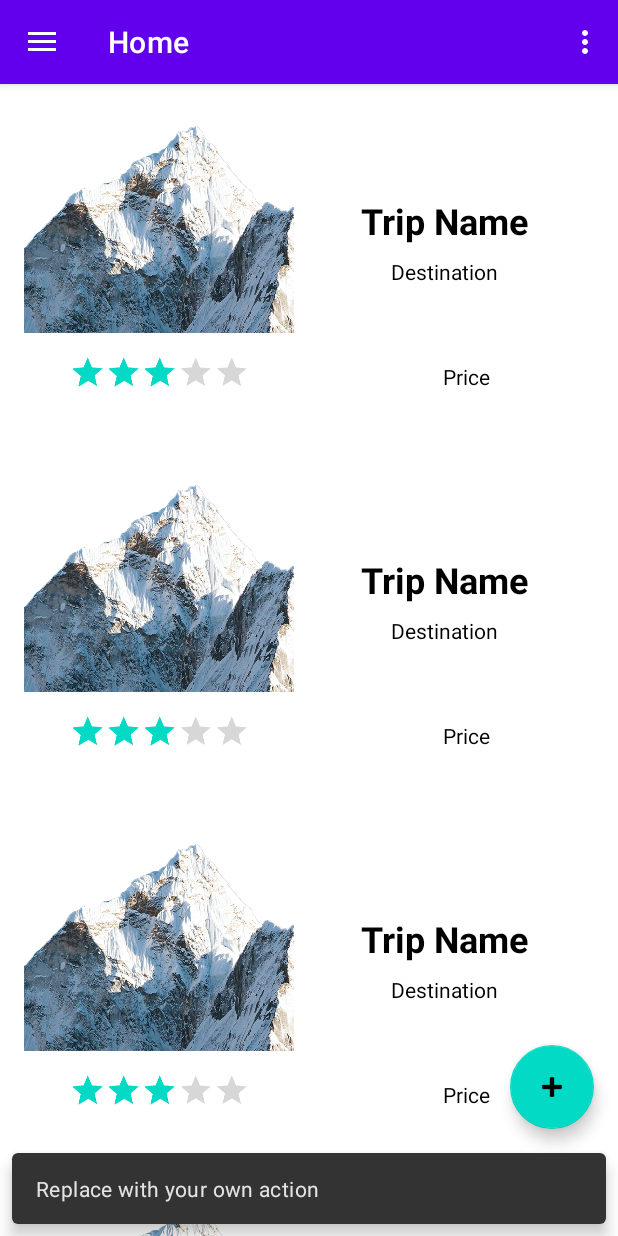
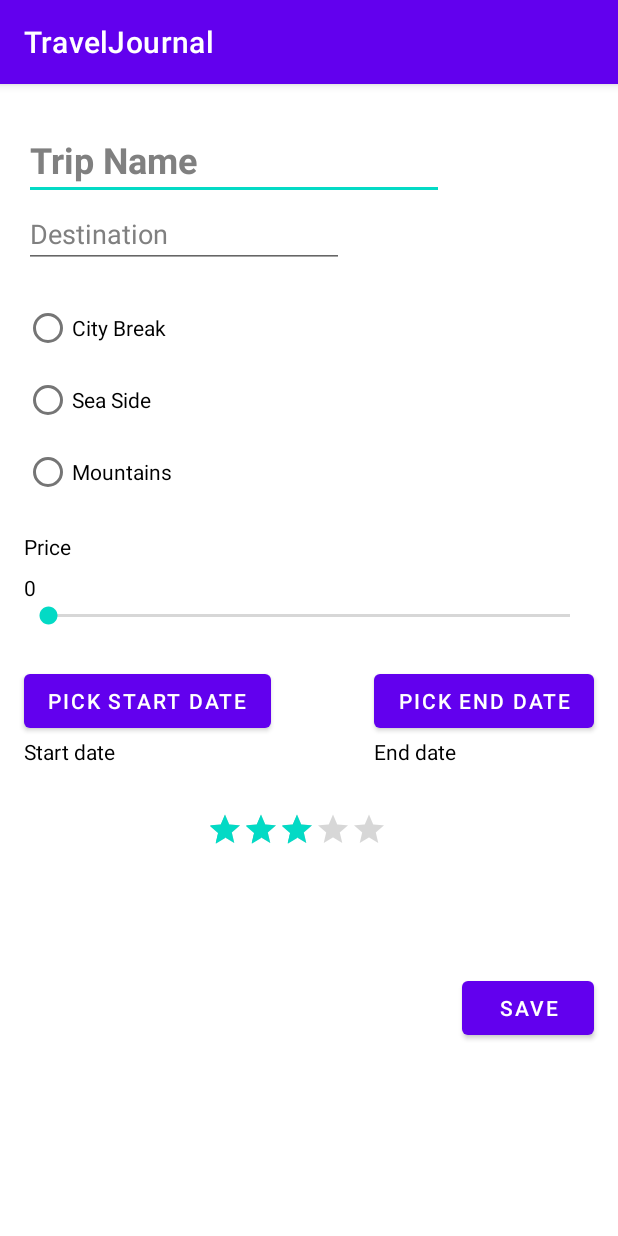
Before and after one commit to carmina-c/TravelJournal, an Android app: the screen it shows after launch (MainActivity before the commit, AddTripActivity after it), after a tap on an icon or button, on a phone screen of 412 x 824 dp. Run offline under Robolectric (Android 15) with nearby library versions, the light colour scheme and no system bars; our stand-ins replace navigation-ui.

Commit message:
layout for AddTripActivity

```diff
--- a/app/src/main/AndroidManifest.xml
+++ b/app/src/main/AndroidManifest.xml
@@ -9,6 +9,7 @@
         android:roundIcon="@mipmap/ic_launcher_round"
         android:supportsRtl="true"
         android:theme="@style/Theme.TravelJournal">
+        <activity android:name=".AddTripActivity"></activity>
         <activity
             android:name=".MainActivity"
             android:label="@string/app_name"
--- /dev/null
+++ b/app/src/main/java/com/example/traveljournal/AddTripActivity.java
@@ -0,0 +1,86 @@
+package com.example.traveljournal;
+
+import android.app.DatePickerDialog;
+import android.os.Bundle;
+import android.view.View;
+import android.widget.DatePicker;
+import android.widget.SeekBar;
+import android.widget.SeekBar.OnSeekBarChangeListener;
+import android.widget.TextView;
+
+import androidx.appcompat.app.AppCompatActivity;
+
+import java.util.Calendar;
+
+public class AddTripActivity extends AppCompatActivity {
+
+    int yearStart, yearEnd, monthStart, monthEnd, dayStart, dayEnd;
+    TextView textViewDateStart, textViewDateEnd, textViewPriceValue;
+    SeekBar seekBar;
+
+    @Override
+    protected void onCreate(Bundle savedInstanceState) {
+        super.onCreate(savedInstanceState);
+        setContentView(R.layout.activity_add_trip);
+
+        seekBar = (SeekBar) findViewById(R.id.seekBarPrice);
+        textViewPriceValue = findViewById(R.id.textViewPriceValue);
+        seekBar.setOnSeekBarChangeListener(new SeekBar.OnSeekBarChangeListener() {
+            @Override
+            public void onProgressChanged(SeekBar seekBar, int progress, boolean fromUser) {
+                textViewPriceValue.setText(progress + "/" + seekBar.getMax());
+            }
+            @Override
+            public void onStartTrackingTouch(SeekBar seekBar) {
+                //write custom code to on start progress
+            }
+            @Override
+            public void onStopTrackingTouch(SeekBar seekBar) {
+            }
+        });
+    }
+
+    public void openDatePickerStartDate(View view) {
+        final Calendar c = Calendar.getInstance();
+        yearStart = c.get(Calendar.YEAR);
+        monthStart = c.get(Calendar.MONTH);
+        dayStart = c.get(Calendar.DAY_OF_MONTH);
+        textViewDateStart = findViewById(R.id.textViewDateStart);
+
+        DatePickerDialog datePickerDialog = new DatePickerDialog(this,
+                new DatePickerDialog.OnDateSetListener() {
+
+                    @Override
+                    public void onDateSet(DatePicker view, int year,
+                                          int monthOfYear, int dayOfMonth) {
+
+                        textViewDateStart.setText(dayOfMonth + "-" + (monthOfYear + 1) + "-" + year);
+
+                    }
+                }, yearStart, monthStart, dayStart);
+        datePickerDialog.show();
+    }
+
+    public void openDatePickerEndDate(View view) {
+        final Calendar c = Calendar.getInstance();
+        yearEnd = c.get(Calendar.YEAR);
+        monthEnd = c.get(Calendar.MONTH);
+        dayEnd = c.get(Calendar.DAY_OF_MONTH);
+        textViewDateEnd = findViewById(R.id.textViewDateEnd);
+
+        DatePickerDialog datePickerDialog = new DatePickerDialog(this,
+                new DatePickerDialog.OnDateSetListener() {
+
+                    @Override
+                    public void onDateSet(DatePicker view, int year,
+                                          int monthOfYear, int dayOfMonth) {
+
+                        textViewDateEnd.setText(dayOfMonth + "-" + (monthOfYear + 1) + "-" + year);
+
+                    }
+                }, yearEnd, monthEnd, dayEnd);
+        datePickerDialog.show();
+    }
+
+
+}
--- a/app/src/main/java/com/example/traveljournal/MainActivity.java
+++ b/app/src/main/java/com/example/traveljournal/MainActivity.java
@@ -1,5 +1,6 @@
 package com.example.traveljournal;
 
+import android.content.Intent;
 import android.os.Bundle;
 import android.view.Menu;
 import android.view.View;
@@ -36,6 +37,8 @@ public class MainActivity extends AppCompatActivity {
             public void onClick(View view) {
                 Snackbar.make(view, "Replace with your own action", Snackbar.LENGTH_LONG)
                         .setAction("Action", null).show();
+                Intent activity = new Intent(MainActivity.this, AddTripActivity.class);
+                startActivity(activity);
             }
         });
 
@@ -46,64 +49,13 @@ public class MainActivity extends AppCompatActivity {
                 .setDrawerLayout(drawer)
                 .build();
 
-        //setupDrawerContent(navigationView);
-
         NavController navController = Navigation.findNavController(this, R.id.nav_host_fragment);
         NavigationUI.setupActionBarWithNavController(this, navController, mAppBarConfiguration);
         NavigationUI.setupWithNavController(navigationView, navController);
     }
 
-    /*private void setupDrawerContent(NavigationView navigationView) {
-        navigationView.setNavigationItemSelectedListener(
-                new NavigationView.OnNavigationItemSelectedListener() {
-                    @Override
-                    public boolean onNavigationItemSelected(MenuItem menuItem) {
-                        selectDrawerItem(menuItem);
-                        return true;
-                    }
-                });
-    }*/
-
-    /*private void selectDrawerItem(MenuItem menuItem) {
-        // Create a new fragment and specify the fragment to show based on nav item clicked
-        Fragment fragment = null;
-        Class fragmentClass;
-        switch(menuItem.getItemId()) {
-            case R.id.nav_home:
-                fragmentClass = HomeFragment.class;
-                break;
-            case R.id.nav_aboutus:
-                fragmentClass = AboutUsFragment.class;
-                break;
-            case R.id.nav_contact:
-                fragmentClass = ContactFragment.class;
-                break;
-            case R.id.nav_share:
-                fragmentClass = ShareFragment.class;
-                break;
-            default:
-                fragmentClass = HomeFragment.class;
-        }
-
-        try {
-            fragment = (Fragment) fragmentClass.newInstance();
-        } catch (Exception e) {
-            e.printStackTrace();
-        }
-
-        // Insert the fragment by replacing any existing fragment
-        FragmentManager fragmentManager = getSupportFragmentManager();
-        fragmentManager.beginTransaction().replace(R.id.frameLayoutContent, fragment).commit();
-
-        menuItem.setChecked(true);
-        setTitle(menuItem.getTitle());
-        drawer.closeDrawers();
-    }*/
-
-
     @Override
     public boolean onCreateOptionsMenu(Menu menu) {
-        // Inflate the menu; this adds items to the action bar if it is present.
         getMenuInflater().inflate(R.menu.main, menu);
         return true;
     }
@@ -114,16 +66,4 @@ public class MainActivity extends AppCompatActivity {
         return NavigationUI.navigateUp(navController, mAppBarConfiguration)
                 || super.onSupportNavigateUp();
     }
-
-    /*@Override
-    public boolean onOptionsItemSelected(@NonNull MenuItem item) {
-        switch (item.getItemId()) {
-            case android.R.id.home:
-                drawer.openDrawer(GravityCompat.START);
-                return true;
-        }
-        return super.onOptionsItemSelected(item);
-    }*/
-
-
 }
--- a/app/src/main/java/com/example/traveljournal/ui/home/HomeFragment.java
+++ b/app/src/main/java/com/example/traveljournal/ui/home/HomeFragment.java
@@ -41,7 +41,7 @@ public class HomeFragment extends Fragment {
     private void inbox() {
         trips = new ArrayList<>();
         Trip trip = null;
-        for (int i = 0; i < 25; i++) {
+        for (int i = 0; i < 10; i++) {
             trip = new Trip(0, "Trip Name", "Destination", "Price", null);
             trips.add(trip);
         }
--- /dev/null
+++ b/app/src/main/res/layout/activity_add_trip.xml
@@ -0,0 +1,176 @@
+<?xml version="1.0" encoding="utf-8"?>
+<ScrollView xmlns:android="http://schemas.android.com/apk/res/android"
+    xmlns:app="http://schemas.android.com/apk/res-auto"
+    xmlns:tools="http://schemas.android.com/tools"
+    android:layout_width="match_parent"
+    android:layout_height="match_parent"
+    android:background="@color/white"
+    tools:context=".AddTripActivity">
+
+    <androidx.constraintlayout.widget.ConstraintLayout
+        android:layout_width="match_parent"
+        android:layout_height="wrap_content"
+        android:paddingBottom="@dimen/medium_margin">
+
+        <Button
+            android:id="@+id/datePickerStartDate"
+            android:layout_width="wrap_content"
+            android:layout_height="wrap_content"
+            android:layout_marginStart="@dimen/small_margin"
+            android:layout_marginTop="@dimen/medium_margin"
+            android:onClick="openDatePickerStartDate"
+            android:text="@string/pick_start_date"
+            app:layout_constraintStart_toStartOf="parent"
+            app:layout_constraintTop_toBottomOf="@+id/seekBarPrice" />
+
+        <Button
+            android:id="@+id/datePickerEndDate"
+            android:layout_width="wrap_content"
+            android:layout_height="wrap_content"
+            android:layout_marginTop="@dimen/medium_margin"
+            android:layout_marginEnd="@dimen/small_margin"
+            android:onClick="openDatePickerEndDate"
+            android:text="@string/pick_end_date"
+            app:layout_constraintEnd_toEndOf="parent"
+            app:layout_constraintTop_toBottomOf="@+id/seekBarPrice" />
+
+        <Button
+            android:id="@+id/buttonSave"
+            android:layout_width="wrap_content"
+            android:layout_height="wrap_content"
+            android:layout_marginTop="@dimen/big_margin"
+            android:layout_marginEnd="@dimen/small_margin"
+            android:text="@string/save"
+            app:layout_constraintEnd_toEndOf="parent"
+            app:layout_constraintTop_toBottomOf="@+id/ratingBar" />
+
+        <EditText
+            android:id="@+id/editTextDestination"
+            android:layout_width="wrap_content"
+            android:layout_height="wrap_content"
+            android:layout_marginStart="@dimen/small_margin"
+            android:ems="10"
+            android:hint="@string/destination"
+            android:inputType="textPersonName"
+            android:textColor="@color/black"
+            android:textColorHint="@color/grey"
+            app:layout_constraintStart_toStartOf="parent"
+            app:layout_constraintTop_toBottomOf="@+id/editTextTripName" />
+
+        <EditText
+            android:id="@+id/editTextTripName"
+            android:layout_width="wrap_content"
+            android:layout_height="wrap_content"
+            android:layout_marginStart="@dimen/small_margin"
+            android:layout_marginTop="@dimen/medium_margin"
+            android:ems="10"
+            android:hint="@string/trip_name"
+            android:inputType="textPersonName"
+            android:textColor="@color/black"
+            android:textColorHint="@color/grey"
+            android:textSize="@dimen/title_font"
+            android:textStyle="bold"
+            app:layout_constraintStart_toStartOf="parent"
+            app:layout_constraintTop_toTopOf="parent" />
+
+        <RadioGroup
+            android:id="@+id/radioGroup"
+            android:layout_width="wrap_content"
+            android:layout_height="wrap_content"
+            android:layout_marginStart="@dimen/small_margin"
+            android:layout_marginTop="@dimen/small_margin"
+            app:layout_constraintStart_toStartOf="parent"
+            app:layout_constraintTop_toBottomOf="@+id/editTextDestination">
+
+            <RadioButton
+                android:id="@+id/radioButtonCityBreak"
+                android:layout_width="match_parent"
+                android:layout_height="wrap_content"
+                android:text="@string/city_break"
+                android:textColor="@color/black" />
+
+            <RadioButton
+                android:id="@+id/radioButtonSeaSide"
+                android:layout_width="match_parent"
+                android:layout_height="wrap_content"
+                android:text="@string/sea_side"
+                android:textColor="@color/black" />
+
+            <RadioButton
+                android:id="@+id/radioButtonMountains"
+                android:layout_width="match_parent"
+                android:layout_height="wrap_content"
+                android:text="@string/mountains"
+                android:textColor="@color/black" />
+        </RadioGroup>
+
+        <RatingBar
+            android:id="@+id/ratingBar"
+            android:layout_width="wrap_content"
+            android:layout_height="wrap_content"
+            android:layout_marginTop="@dimen/small_margin"
+            android:layout_marginEnd="@dimen/small_margin"
+            android:numStars="5"
+            android:rating="3"
+            android:scaleX="0.5"
+            android:scaleY="0.5"
+            app:layout_constraintEnd_toEndOf="parent"
+            app:layout_constraintStart_toStartOf="parent"
+            app:layout_constraintTop_toBottomOf="@+id/textViewDateStart" />
+
+        <SeekBar
+            android:id="@+id/seekBarPrice"
+            android:layout_width="0dp"
+            android:layout_height="wrap_content"
+            android:layout_marginStart="@dimen/small_margin"
+            android:indeterminate="false"
+            android:max="10000"
+            android:visibility="visible"
+            app:layout_constraintEnd_toEndOf="@+id/datePickerEndDate"
+            app:layout_constraintStart_toStartOf="parent"
+            app:layout_constraintTop_toBottomOf="@+id/textViewPriceValue" />
+
+        <TextView
+            android:id="@+id/textViewDateStart"
+            android:layout_width="wrap_content"
+            android:layout_height="wrap_content"
+            android:layout_marginStart="@dimen/small_margin"
+            android:text="@string/start_date"
+            android:textColor="@color/black"
+            app:layout_constraintStart_toStartOf="parent"
+            app:layout_constraintTop_toBottomOf="@+id/datePickerStartDate" />
+
+        <TextView
+            android:id="@+id/textViewDateEnd"
+            android:layout_width="wrap_content"
+            android:layout_height="wrap_content"
+            android:text="@string/end_date"
+            android:textColor="@color/black"
+            app:layout_constraintStart_toStartOf="@+id/datePickerEndDate"
+            app:layout_constraintTop_toBottomOf="@+id/datePickerEndDate" />
+
+        <TextView
+            android:id="@+id/textViewSliderPrice"
+            android:layout_width="wrap_content"
+            android:layout_height="wrap_content"
+            android:layout_marginStart="16dp"
+            android:layout_marginTop="16dp"
+            android:text="@string/price"
+            android:textColor="@color/black"
+            app:layout_constraintStart_toStartOf="parent"
+            app:layout_constraintTop_toBottomOf="@+id/radioGroup" />
+
+        <TextView
+            android:id="@+id/textViewPriceValue"
+            android:layout_width="wrap_content"
+            android:layout_height="wrap_content"
+            android:layout_marginStart="@dimen/small_margin"
+            android:layout_marginTop="@dimen/extra_small_margin"
+            android:text="@string/_0"
+            android:textColor="@color/black"
+            app:layout_constraintStart_toStartOf="parent"
+            app:layout_constraintTop_toBottomOf="@+id/textViewSliderPrice" />
+
+
+    </androidx.constraintlayout.widget.ConstraintLayout>
+</ScrollView>
--- a/app/src/main/res/layout/activity_main.xml
+++ b/app/src/main/res/layout/activity_main.xml
@@ -8,17 +8,10 @@
     android:fitsSystemWindows="true"
     tools:openDrawer="start">
 
-    <!--   <LinearLayout
-            android:layout_width="match_parent"
-            android:layout_height="match_parent"
-            android:orientation="vertical">
-
-            <FrameLayout
-                android:id="@+id/thePlaceholder"
-                android:layout_width="match_parent"
-                android:layout_height="match_parent" />
-
-        </LinearLayout>-->
+    <include
+        layout="@layout/app_bar_main"
+        android:layout_width="match_parent"
+        android:layout_height="match_parent" />
 
     <com.google.android.material.navigation.NavigationView
         android:id="@+id/nav_view"
@@ -29,8 +22,4 @@
         app:headerLayout="@layout/nav_header_main"
         app:menu="@menu/activity_main_drawer" />
 
-    <include
-        layout="@layout/app_bar_main"
-        android:layout_width="match_parent"
-        android:layout_height="match_parent" />
 </androidx.drawerlayout.widget.DrawerLayout>
--- a/app/src/main/res/layout/content_main.xml
+++ b/app/src/main/res/layout/content_main.xml
@@ -1,9 +1,10 @@
 <?xml version="1.0" encoding="utf-8"?>
-<androidx.constraintlayout.widget.ConstraintLayout xmlns:android="http://schemas.android.com/apk/res/android"
+<LinearLayout xmlns:android="http://schemas.android.com/apk/res/android"
     xmlns:app="http://schemas.android.com/apk/res-auto"
     xmlns:tools="http://schemas.android.com/tools"
     android:layout_width="match_parent"
     android:layout_height="match_parent"
+    android:orientation="vertical"
     app:layout_behavior="@string/appbar_scrolling_view_behavior"
     tools:showIn="@layout/app_bar_main">
 
@@ -13,8 +14,5 @@
         android:layout_width="match_parent"
         android:layout_height="match_parent"
         app:defaultNavHost="true"
-        app:layout_constraintLeft_toLeftOf="parent"
-        app:layout_constraintRight_toRightOf="parent"
-        app:layout_constraintTop_toTopOf="parent"
         app:navGraph="@navigation/mobile_navigation" />
-</androidx.constraintlayout.widget.ConstraintLayout>
+</LinearLayout>
--- a/app/src/main/res/layout/fragment_about_us.xml
+++ b/app/src/main/res/layout/fragment_about_us.xml
@@ -3,7 +3,7 @@
     xmlns:tools="http://schemas.android.com/tools"
     android:layout_width="match_parent"
     android:layout_height="match_parent"
-    android:background="@color/purple_200"
+    android:background="@color/white"
     android:orientation="vertical"
     tools:context=".ui.aboutus.AboutUsFragment">
 
--- a/app/src/main/res/layout/fragment_contact.xml
+++ b/app/src/main/res/layout/fragment_contact.xml
@@ -3,7 +3,7 @@
     xmlns:tools="http://schemas.android.com/tools"
     android:layout_width="match_parent"
     android:layout_height="match_parent"
-    android:background="@color/teal_200"
+    android:background="@color/white"
     android:orientation="vertical"
     tools:context=".ui.contact.ContactFragment">
 
--- a/app/src/main/res/layout/fragment_share.xml
+++ b/app/src/main/res/layout/fragment_share.xml
@@ -3,6 +3,7 @@
     xmlns:tools="http://schemas.android.com/tools"
     android:layout_width="match_parent"
     android:layout_height="match_parent"
+    android:background="@color/white"
     android:orientation="vertical"
     tools:context=".ui.share.ShareFragment">
 
--- a/app/src/main/res/values/colors.xml
+++ b/app/src/main/res/values/colors.xml
@@ -7,4 +7,5 @@
     <color name="teal_700">#FF018786</color>
     <color name="black">#FF000000</color>
     <color name="white">#FFFFFFFF</color>
+    <color name="grey">#808080</color>
 </resources>
--- a/app/src/main/res/values/dimens.xml
+++ b/app/src/main/res/values/dimens.xml
@@ -6,7 +6,11 @@
     <dimen name="nav_header_height">176dp</dimen>
     <dimen name="fab_margin">16dp</dimen>
     <dimen name="extra_small_margin">8dp</dimen>
+    <dimen name="small_margin">16dp</dimen>
+    <dimen name="medium_padding">16dp</dimen>
     <dimen name="medium_font">20sp</dimen>
-    <dimen name="medium_padding">16dp</dimen>
     <dimen name="title_font">24sp</dimen>
+    <dimen name="medium_margin">24dp</dimen>
+    <dimen name="big_margin">64dp</dimen>
+    <dimen name="header_margin">40dp</dimen>
 </resources>
--- a/app/src/main/res/values/strings.xml
+++ b/app/src/main/res/values/strings.xml
@@ -17,4 +17,13 @@
     <string name="menu_contact">Contact</string>
     <string name="menu_share">Share</string>
     <string name="menu_aboutus">About Us</string>
+    <string name="city_break">City Break</string>
+    <string name="sea_side">Sea Side</string>
+    <string name="mountains">Mountains</string>
+    <string name="start_date">Start date</string>
+    <string name="end_date">End date</string>
+    <string name="pick_start_date">Pick start date</string>
+    <string name="pick_end_date">Pick end date</string>
+    <string name="save">Save</string>
+    <string name="_0">0</string>
 </resources>
```
